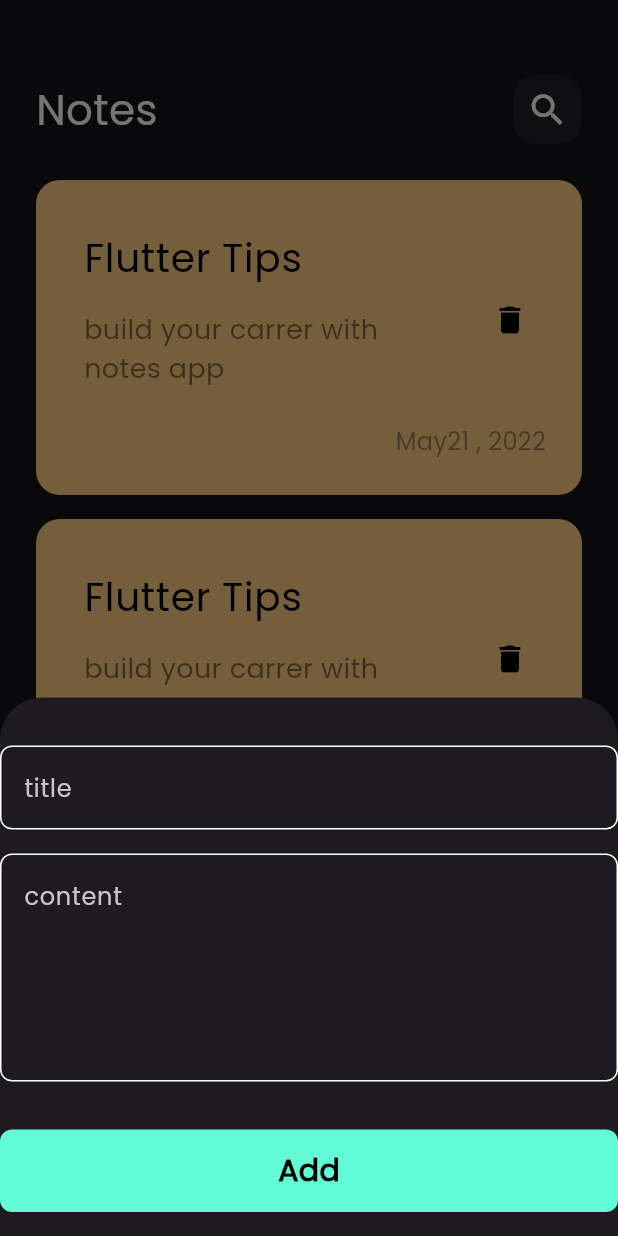
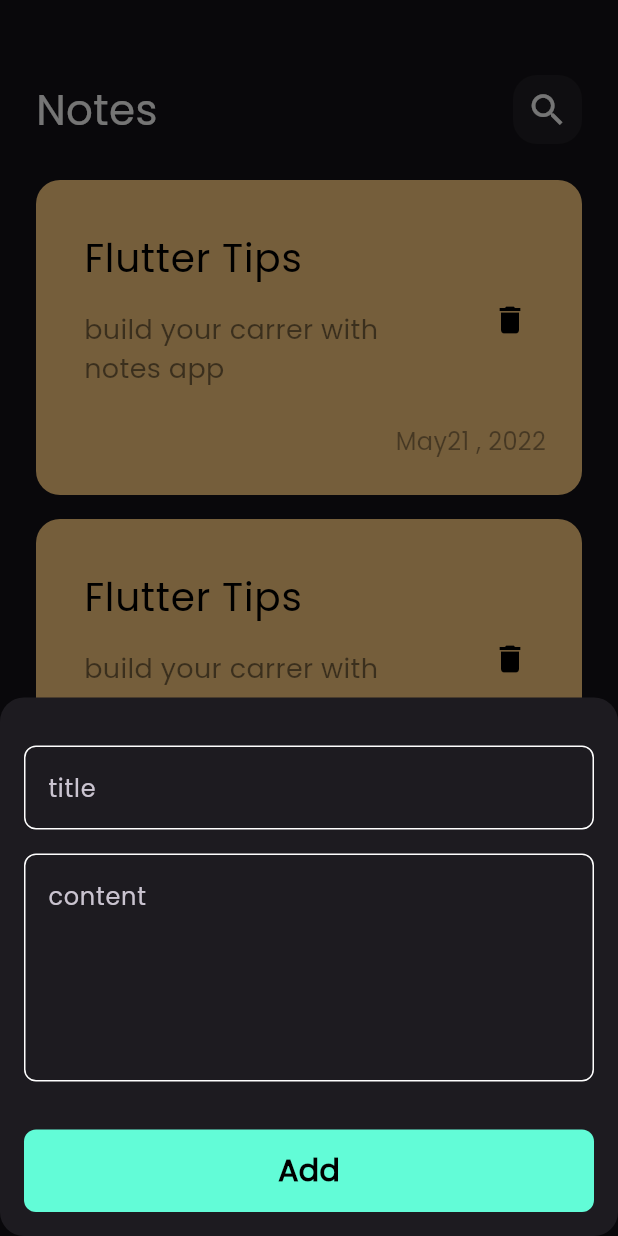
Before and after one commit to MohabMoham/notes_app, a Flutter app: the screen it shows after launch, after a tap on the "add" icon, on a phone screen of 412 x 824 dp. Run offline on Flutter 3.47's test engine with Material 3 defaults, Android fonts, the phone set to English and light mode, and no system bars; drawn by our look-alikes of modal_progress_hud_nsn; our stand-ins replace bloc, flutter_bloc, hive, hive_flutter; accounts and stored records are empty.

```diff
--- a/lib/views/notes_view.dart
+++ b/lib/views/notes_view.dart
@@ -1,22 +1,33 @@
 
 import 'package:flutter/material.dart';
-import 'package:notes_app/widgets/notes_view_body.dart';
+
+
 
 import '../widgets/add_note.dart';
+import '../widgets/notes_view_body.dart';
+
+
 class NotesView extends StatelessWidget {
-  const NotesView({super.key});
+  const NotesView({Key? key}) : super(key: key);
 
   @override
   Widget build(BuildContext context) {
     return Scaffold(
-      floatingActionButton: FloatingActionButton(onPressed: ()
-      {
-        showModalBottomSheet(context: context, builder: (context)
-        {
-            return AddNoteBottomSheet();
-        });
-      },
-        child:const Icon(Icons.add) ,),
+      resizeToAvoidBottomInset: false,
+      floatingActionButton: FloatingActionButton(
+        onPressed: () {
+          showModalBottomSheet(
+              isScrollControlled: true,
+              shape: RoundedRectangleBorder(
+                borderRadius: BorderRadius.circular(16),
+              ),
+              context: context,
+              builder: (context) {
+                return const AddNoteBottomSheet();
+              });
+        },
+        child: const Icon(Icons.add),
+      ),
       body: const NotesViewBody(),
     );
   }
--- a/lib/widgets/add_note.dart
+++ b/lib/widgets/add_note.dart
@@ -1,8 +1,6 @@
-
 import 'package:flutter/material.dart';
 import 'package:flutter_bloc/flutter_bloc.dart';
 import 'package:modal_progress_hud_nsn/modal_progress_hud_nsn.dart';
-
 import 'package:notes_app/cubits/add_note_cubit/add_note_cubit.dart';
 
 
@@ -25,11 +23,18 @@ class AddNoteBottomSheet extends StatelessWidget {
           }
         },
         builder: (context, state) {
-          return ModalProgressHUD(
-              inAsyncCall: state is AddNoteLoading ? true : false,
-              child: SingleChildScrollView(
-                child: const AddNoteForm(),
-              ));
+          return AbsorbPointer(
+            absorbing: state is AddNoteLoading ? true : false,
+            child: Padding(
+              padding: EdgeInsets.only(
+                  left: 16,
+                  right: 16,
+                  bottom: MediaQuery.of(context).viewInsets.bottom),
+              child: const SingleChildScrollView(
+                child: AddNoteForm(),
+              ),
+            ),
+          );
         },
       ),
     );
```
